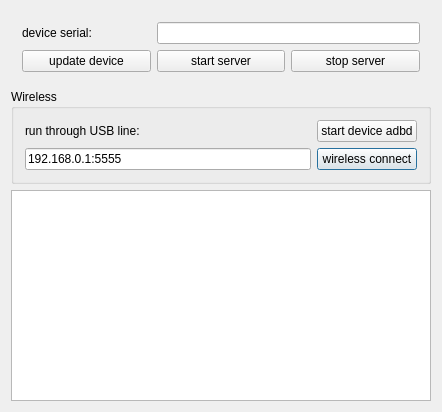
Above: QtScrcpy/dialog.ui from barry-ran/QtScrcpy before the change. Below: the same form after it.
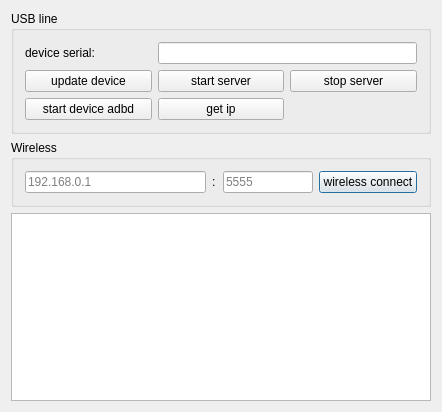
That is the form after the change.

The edit to the form file:
```diff
--- a/QtScrcpy/dialog.ui
+++ b/QtScrcpy/dialog.ui
@@ -41,38 +41,50 @@
      <property name="title">
       <string>Wireless</string>
      </property>
-     <layout class="QGridLayout" name="gridLayout_4">
-      <item row="2" column="0">
-       <widget class="QLineEdit" name="deviceIpEdt">
+     <layout class="QGridLayout" name="gridLayout_4" columnstretch="2,1,1,0">
+      <item row="2" column="2">
+       <widget class="QLineEdit" name="devicePortEdt">
         <property name="text">
-         <string>192.168.0.1:5555</string>
+         <string/>
+        </property>
+        <property name="placeholderText">
+         <string notr="true">5555</string>
         </property>
        </widget>
       </item>
-      <item row="2" column="1">
+      <item row="2" column="3">
        <widget class="QPushButton" name="wirelessConnectBtn">
         <property name="text">
          <string>wireless connect</string>
         </property>
        </widget>
       </item>
-      <item row="1" column="1">
-       <widget class="QPushButton" name="startAdbdBtn">
+      <item row="2" column="0">
+       <widget class="QLineEdit" name="deviceIpEdt">
         <property name="text">
-         <string>start device adbd</string>
+         <string/>
+        </property>
+        <property name="placeholderText">
+         <string notr="true">192.168.0.1</string>
         </property>
        </widget>
       </item>
-      <item row="1" column="0">
+      <item row="2" column="1">
        <widget class="QLabel" name="label">
+        <property name="minimumSize">
+         <size>
+          <width>5</width>
+          <height>0</height>
+         </size>
+        </property>
+        <property name="maximumSize">
+         <size>
+          <width>5</width>
+          <height>16777215</height>
+         </size>
+        </property>
         <property name="text">
-         <string notr="true">run through USB line:</string>
-        </property>
-        <property name="textFormat">
-         <enum>Qt::PlainText</enum>
-        </property>
-        <property name="wordWrap">
-         <bool>false</bool>
+         <string>:</string>
         </property>
        </widget>
       </item>
@@ -80,15 +92,11 @@
     </widget>
    </item>
    <item row="0" column="0">
-    <widget class="QWidget" name="topWidget" native="true">
+    <widget class="QGroupBox" name="topGroupBox">
+     <property name="title">
+      <string>USB line</string>
+     </property>
      <layout class="QGridLayout" name="gridLayout">
-      <item row="2" column="1">
-       <widget class="QPushButton" name="startServerBtn">
-        <property name="text">
-         <string>start server</string>
-        </property>
-       </widget>
-      </item>
       <item row="0" column="0">
        <widget class="QLabel" name="label_2">
         <property name="text">
@@ -96,6 +104,9 @@
         </property>
        </widget>
       </item>
+      <item row="0" column="1" colspan="2">
+       <widget class="QLineEdit" name="serialEdt"/>
+      </item>
       <item row="2" column="0">
        <widget class="QPushButton" name="updateDevice">
         <property name="text">
@@ -103,6 +114,13 @@
         </property>
        </widget>
       </item>
+      <item row="2" column="1">
+       <widget class="QPushButton" name="startServerBtn">
+        <property name="text">
+         <string>start server</string>
+        </property>
+       </widget>
+      </item>
       <item row="2" column="2">
        <widget class="QPushButton" name="stopServerBtn">
         <property name="text">
@@ -110,8 +128,19 @@
         </property>
        </widget>
       </item>
-      <item row="0" column="1" colspan="2">
-       <widget class="QLineEdit" name="serialEdt"/>
+      <item row="3" column="0">
+       <widget class="QPushButton" name="startAdbdBtn">
+        <property name="text">
+         <string>start device adbd</string>
+        </property>
+       </widget>
+      </item>
+      <item row="3" column="1">
+       <widget class="QPushButton" name="getIPBtn">
+        <property name="text">
+         <string>get ip</string>
+        </property>
+       </widget>
       </item>
      </layout>
     </widget>
```
